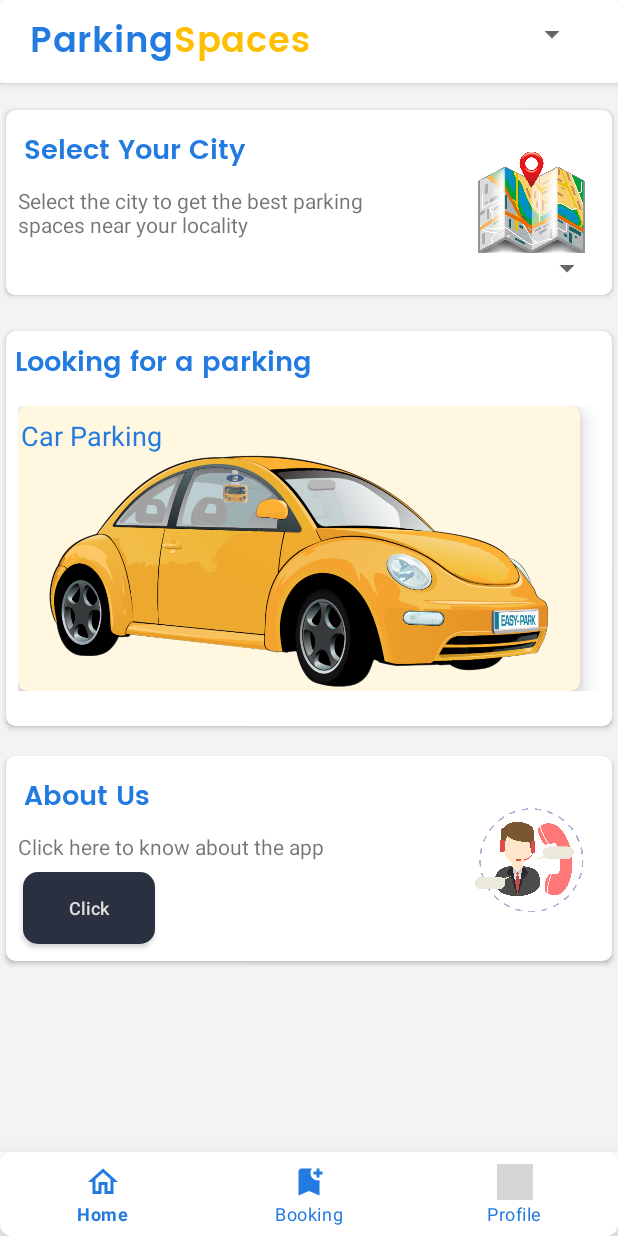
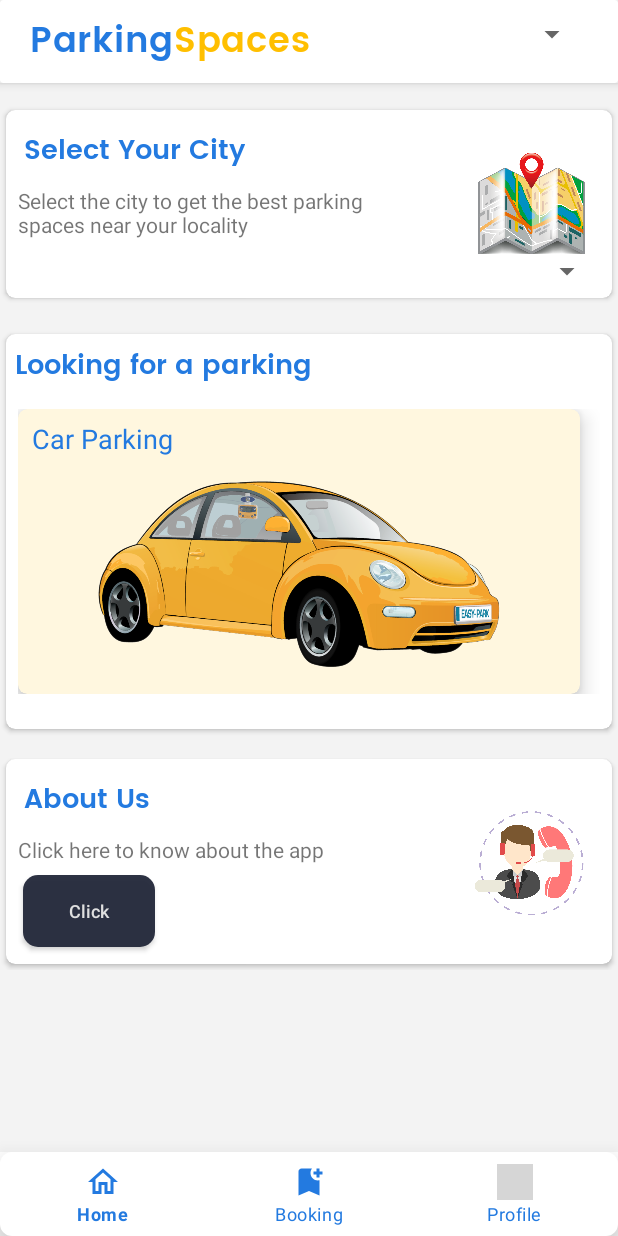
Before and after one commit to AfaqToufeeq/ParkingSpace_Java, an Android app: the screen it shows after launch once a user with an empty profile is signed in (DashboardActivity), on a phone screen of 412 x 824 dp. Run offline under Robolectric (Android 15) with nearby library versions, the phone set to English and light mode, and no system bars; our stand-ins replace Firebase (no records; nobody signed in at launch, a user with empty details on screens opened directly), sdp/ssp sizes; Roboto replaces fonts that are not available here; grey boxes are pictures that could not be loaded.

```diff
--- a/adminparkingspace/src/main/AndroidManifest.xml
+++ b/adminparkingspace/src/main/AndroidManifest.xml
@@ -4,6 +4,7 @@
 
     <uses-permission android:name="android.permission.CAMERA" />
     <uses-permission android:name="android.permission.READ_EXTERNAL_STORAGE" />
+    <uses-permission android:name="android.permission.WRITE_EXTERNAL_STORAGE" />
     <uses-permission android:name="android.permission.INTERNET" />
 
     <application
--- a/adminparkingspace/src/main/res/layout/fragment_home.xml
+++ b/adminparkingspace/src/main/res/layout/fragment_home.xml
@@ -131,7 +131,7 @@
                     android:layout_centerInParent="true"
                     android:layout_marginRight="10dp"
                     android:padding="2dp"
-                    android:src="@drawable/city" />
+                    android:src="@drawable/addpark" />
             </RelativeLayout>
 
         </androidx.cardview.widget.CardView>
@@ -194,6 +194,7 @@
                             android:text="Car Parking"
                             android:layout_marginTop="5dp"
                             android:textSize="18dp"
+                            android:layout_marginLeft="7dp"
                             android:layout_gravity="left"
                             android:textColor="@color/header_main_color" />
 
@@ -201,6 +202,7 @@
                             android:id="@+id/car"
                             android:layout_width="wrap_content"
                             android:layout_height="wrap_content"
+                            android:padding="15dp"
                             android:src="@drawable/car2" />
 
 
--- a/customerparkingspace/src/main/AndroidManifest.xml
+++ b/customerparkingspace/src/main/AndroidManifest.xml
@@ -4,6 +4,7 @@
 
     <uses-permission android:name="android.permission.CAMERA" />
     <uses-permission android:name="android.permission.READ_EXTERNAL_STORAGE" />
+    <uses-permission android:name="android.permission.WRITE_EXTERNAL_STORAGE" />
     <uses-permission android:name="android.permission.INTERNET" />
 
     <application
--- a/customerparkingspace/src/main/java/app/developer/parkingspace/ui/fragments/ParkingFragment.java
+++ b/customerparkingspace/src/main/java/app/developer/parkingspace/ui/fragments/ParkingFragment.java
@@ -1,5 +1,6 @@
 package app.developer.parkingspace.ui.fragments;
 
+import android.annotation.SuppressLint;
 import android.app.DatePickerDialog;
 import android.app.Dialog;
 import android.app.TimePickerDialog;
@@ -148,6 +149,7 @@ public class ParkingFragment extends Fragment implements onParkingItemClick {
         });
     }
 
+    @SuppressLint("SetTextI18n")
     private void checkParkingData() {
         if(Parking.equals("booked"))
         {
--- a/customerparkingspace/src/main/res/layout/fragment_home.xml
+++ b/customerparkingspace/src/main/res/layout/fragment_home.xml
@@ -54,7 +54,7 @@
                     android:layout_width="match_parent"
                     android:layout_height="wrap_content"
                     android:layout_below="@id/desCity"
-                    android:layout_marginTop="5dp"
+                    android:layout_marginTop="7dp"
                     android:spinnerMode="dropdown" />
 
                 <ImageView
@@ -180,6 +180,7 @@
                             android:text="Car Parking"
                             android:layout_marginTop="5dp"
                             android:textSize="18dp"
+                            android:layout_marginLeft="7dp"
                             android:layout_gravity="left"
                             android:textColor="@color/header_main_color" />
 
@@ -187,6 +188,7 @@
                             android:id="@+id/car"
                             android:layout_width="wrap_content"
                             android:layout_height="wrap_content"
+                            android:padding="15dp"
                             android:src="@drawable/car2" />
 
 
```
Also changed, not shown: adminparkingspace/src/main/java/app/developer/adminparkingspace/ui/fragments/HomeFragment.java (+4 -5 lines), adminparkingspace/src/main/res/drawable-v24/addpark.png (added), 228 other files.
